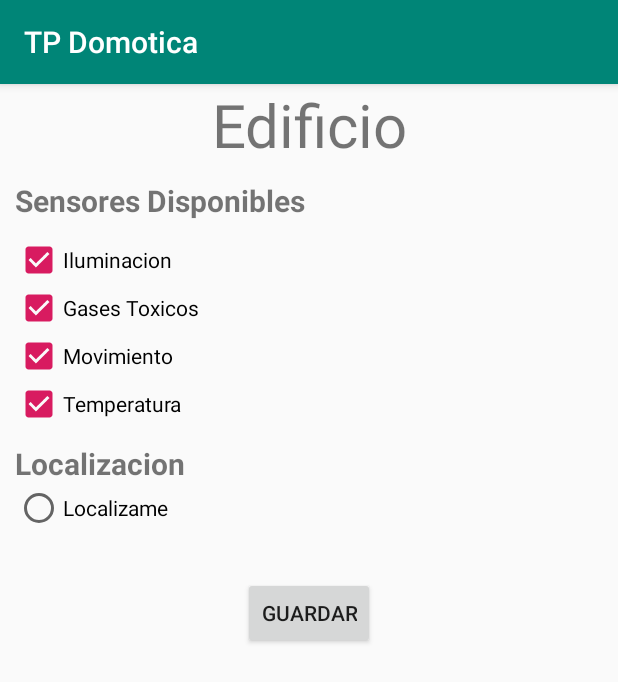
After one commit to lucasag97/AndroidDomotica, an Android app: the EdificioActivity screen opened directly, with no data from a screen before it, on a phone screen of 412 x 824 dp. The commit adds this screen. Shown: the top 682 px of the screen. Run offline under Robolectric (Android 15) with nearby library versions, the phone set to English and light mode, and no system bars.

Commit message:
cambios / inicio edificio

```diff
--- a/app/build.gradle
+++ b/app/build.gradle
@@ -22,6 +22,7 @@ dependencies {
     implementation fileTree(dir: 'libs', include: ['*.jar'])
     implementation 'com.android.support:appcompat-v7:28.0.0'
     implementation 'com.android.support.constraint:constraint-layout:1.1.3'
+    implementation 'com.android.support:design:28.0.0'
     testImplementation 'junit:junit:4.12'
     androidTestImplementation 'com.android.support.test:runner:1.0.2'
     androidTestImplementation 'com.android.support.test.espresso:espresso-core:3.0.2'
--- a/app/src/main/AndroidManifest.xml
+++ b/app/src/main/AndroidManifest.xml
@@ -9,7 +9,8 @@
         android:roundIcon="@mipmap/ic_launcher_round"
         android:supportsRtl="true"
         android:theme="@style/AppTheme">
-        <activity android:name=".RegisterActivity"></activity>
+        <activity android:name=".EdificioActivity"></activity>
+        <activity android:name=".RegisterActivity" />
         <activity android:name=".LoginActivity">
             <intent-filter>
                 <action android:name="android.intent.action.MAIN" />
@@ -17,7 +18,7 @@
                 <category android:name="android.intent.category.LAUNCHER" />
             </intent-filter>
         </activity>
-        <activity android:name=".MainActivity"></activity>
+        <activity android:name=".MainActivity" />
     </application>
 
 </manifest>
--- a/app/src/main/java/com/example/tpdomotica/ConexionSQLite.java
+++ b/app/src/main/java/com/example/tpdomotica/ConexionSQLite.java
@@ -12,7 +12,10 @@ public class ConexionSQLite extends SQLiteOpenHelper {
 
     @Override
     public void onCreate(SQLiteDatabase db) {
+
         db.execSQL(Utilidades.CREAR_TABLA_USER);
+        db.execSQL(Utilidades.CREAR_TABLA_EDIFICIO);
+        db.execSQL(Utilidades.CREAR_TABLA_SENSOR);
     }
 
     @Override
--- /dev/null
+++ b/app/src/main/java/com/example/tpdomotica/EdificioActivity.java
@@ -0,0 +1,13 @@
+package com.example.tpdomotica;
+
+import android.support.v7.app.AppCompatActivity;
+import android.os.Bundle;
+
+public class EdificioActivity extends AppCompatActivity {
+
+    @Override
+    protected void onCreate(Bundle savedInstanceState) {
+        super.onCreate(savedInstanceState);
+        setContentView(R.layout.activity_edificio);
+    }
+}
--- a/app/src/main/res/drawable/fondoprincipal.xml
+++ b/app/src/main/res/drawable/fondoprincipal.xml
@@ -1,7 +1,4 @@
 <?xml version="1.0" encoding="utf-8"?>
 <shape xmlns:android="http://schemas.android.com/apk/res/android">
-    <gradient
-        android:startColor="#005500"
-        android:endColor="#00cc00"
-        android:angle="270"/>
+
 </shape>
--- /dev/null
+++ b/app/src/main/res/layout/activity_edificio.xml
@@ -0,0 +1,80 @@
+<?xml version="1.0" encoding="utf-8"?>
+<LinearLayout xmlns:android="http://schemas.android.com/apk/res/android"
+    xmlns:app="http://schemas.android.com/apk/res-auto"
+    xmlns:tools="http://schemas.android.com/tools"
+    android:orientation="vertical"
+    android:layout_width="match_parent"
+    android:layout_height="match_parent"
+    tools:context=".EdificioActivity">
+
+    <TextView
+        android:id="@+id/textView3"
+        android:layout_width="match_parent"
+        android:layout_height="wrap_content"
+        android:text="Edificio"
+        android:textSize="40dp"
+        android:gravity="center"
+        android:layout_marginBottom="10dp"/>
+
+    <TextView
+        android:layout_width="match_parent"
+        android:layout_height="wrap_content"
+        android:layout_marginLeft="10dp"
+        android:layout_marginBottom="10dp"
+        android:text="Sensores Disponibles"
+        android:textSize="20dp"
+        android:textStyle="bold" />
+
+
+    <CheckBox
+        android:layout_width="match_parent"
+        android:layout_height="wrap_content"
+        android:layout_marginLeft="10dp"
+        android:checked="true"
+        android:text="Iluminacion"/>
+
+    <CheckBox
+        android:layout_width="match_parent"
+        android:layout_height="wrap_content"
+        android:layout_marginLeft="10dp"
+        android:checked="true"
+        android:text="Gases Toxicos"/>
+
+    <CheckBox
+        android:layout_width="match_parent"
+        android:layout_height="wrap_content"
+        android:layout_marginLeft="10dp"
+        android:checked="true"
+        android:text="Movimiento"/>
+
+    <CheckBox
+        android:layout_width="match_parent"
+        android:layout_height="wrap_content"
+        android:layout_marginLeft="10dp"
+        android:checked="true"
+        android:text="Temperatura"
+        android:layout_marginBottom="10dp"/>
+
+    <TextView
+        android:layout_width="match_parent"
+        android:layout_height="wrap_content"
+        android:layout_marginLeft="10dp"
+        android:text="Localizacion"
+        android:textSize="20dp"
+        android:textStyle="bold" />
+
+    <RadioButton
+        android:id="@+id/radioButton"
+        android:layout_width="match_parent"
+        android:layout_height="wrap_content"
+        android:layout_marginLeft="10dp"
+        android:layout_marginBottom="30dp"
+        android:text="Localizame" />
+
+    <Button
+        android:layout_width="wrap_content"
+        android:layout_height="wrap_content"
+        android:layout_gravity="center"
+        android:text="Guardar"/>
+
+</LinearLayout>
--- /dev/null
+++ b/app/src/main/res/values/dimens.xml
@@ -0,0 +1,3 @@
+<resources>
+    <dimen name="fab_margin">16dp</dimen>
+</resources>
--- a/app/src/main/res/values/strings.xml
+++ b/app/src/main/res/values/strings.xml
@@ -1,3 +1,4 @@
 <resources>
     <string name="app_name">TP Domotica</string>
+    <string name="title_activity_edificio">EdificioActivity</string>
 </resources>
```
Also changed, not shown: app/src/main/java/com/example/tpdomotica/Utilidades.java (+15 -2 lines), app/src/main/res/values/styles.xml (+9 -0 lines).
